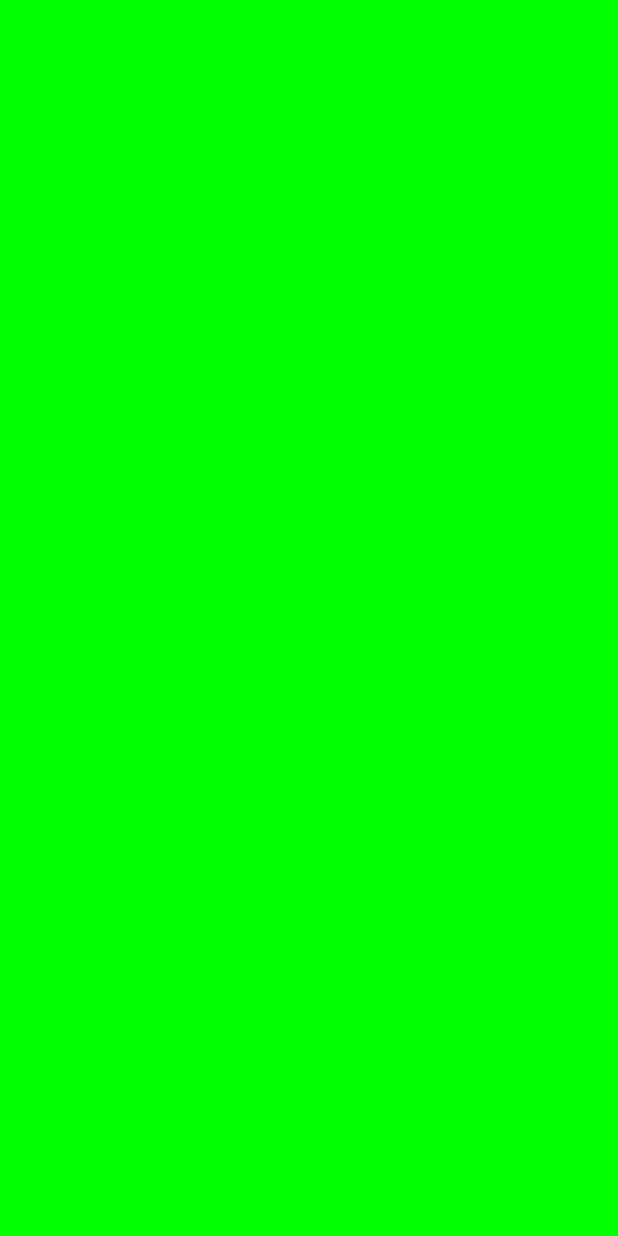
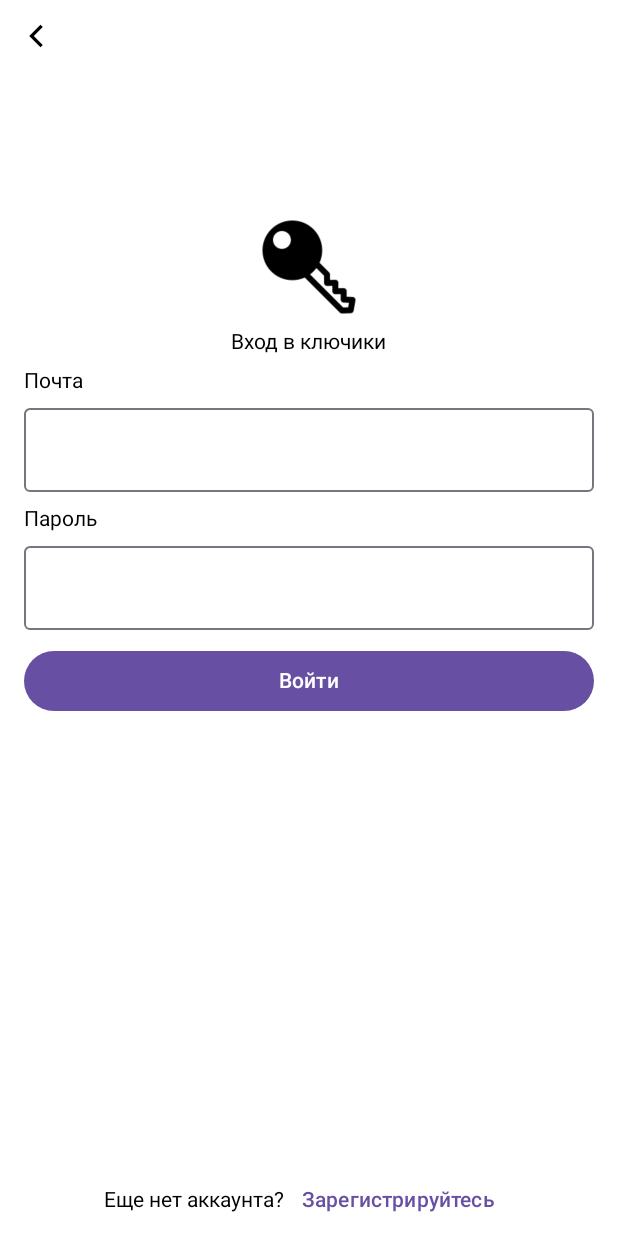
Before and after one commit to VitoMilize/RoomskeyHandler, an Android app built with Jetpack Compose: the screen it shows after launch (MainActivity), on a phone screen of 412 x 824 dp. Before the commit the screen is empty. Run offline under Robolectric (Android 15) with nearby library versions, the phone set to English and light mode, and no system bars.

Commit message:
Created loginScreen V1. Added drawables of key and back arrow.

```diff
--- a/app/src/main/java/com/example/roomskeyhandler/loginScreen.kt
+++ b/app/src/main/java/com/example/roomskeyhandler/loginScreen.kt
@@ -1,25 +1,126 @@
 package com.example.roomskeyhandler
 
+import androidx.compose.foundation.Image
 import androidx.compose.foundation.background
+import androidx.compose.foundation.layout.Arrangement
 import androidx.compose.foundation.layout.Box
-import androidx.compose.foundation.layout.fillMaxHeight
+import androidx.compose.foundation.layout.Column
+import androidx.compose.foundation.layout.Row
 import androidx.compose.foundation.layout.fillMaxSize
 import androidx.compose.foundation.layout.fillMaxWidth
 import androidx.compose.foundation.layout.padding
+import androidx.compose.foundation.layout.size
+import androidx.compose.material3.Button
+import androidx.compose.material3.Icon
+import androidx.compose.material3.IconButton
+import androidx.compose.material3.OutlinedTextField
+import androidx.compose.material3.Text
+import androidx.compose.material3.TextButton
 import androidx.compose.runtime.Composable
+import androidx.compose.runtime.getValue
+import androidx.compose.runtime.mutableStateOf
+import androidx.compose.runtime.remember
+import androidx.compose.runtime.setValue
+import androidx.compose.ui.Alignment
 import androidx.compose.ui.Modifier
+import androidx.compose.ui.graphics.Brush
 import androidx.compose.ui.graphics.Color
+import androidx.compose.ui.res.painterResource
+import androidx.compose.ui.text.TextStyle
+import androidx.compose.ui.text.input.PasswordVisualTransformation
 import androidx.compose.ui.tooling.preview.Preview
 import androidx.compose.ui.unit.dp
 
-@Preview(showBackground = true)
+@Preview
 @Composable
 fun LoginScreen() {
-    Box(modifier = Modifier
-        .fillMaxSize()
-        .background(Color.Green)
+    var loginTextValue by remember { mutableStateOf("") }
+    var passwordTextValue by remember { mutableStateOf("") }
+    val brush = remember {
+        Brush.linearGradient(
+            colors = listOf(Color.Green, Color.Gray, Color.Blue)
+        )
+    }
+
+    Box(
+        modifier = Modifier
+            .fillMaxSize()
+            .background(Color.White)
+
     ) {
+        IconButton(
+            modifier = Modifier.align(Alignment.TopStart),
+            onClick = { /*TODO*/ }) {
+            Image(
+                painter = painterResource(id = R.drawable.back_arrow),
+                contentDescription = null,
+                modifier = Modifier
+                    .size(24.dp)
+            )
+        }
 
+        Box(
+            modifier = Modifier
+                .padding(16.dp)
+                .fillMaxSize()
+        ) {
 
+            Column(
+                Modifier
+                    .align(Alignment.Center)
+                    .padding(bottom = 200.dp),
+                horizontalAlignment = Alignment.CenterHorizontally,
+                verticalArrangement = Arrangement.spacedBy(10.dp)
+            ) {
+                Icon(
+                    modifier = Modifier.size(64.dp),
+                    painter = painterResource(id = R.drawable.key_icon),
+                    contentDescription = null
+                )
+
+                Text(
+                    text = "Вход в ключики")
+                Text(
+                    modifier = Modifier.align(Alignment.Start),
+                    text = "Почта"
+                )
+                OutlinedTextField(
+                    modifier = Modifier.fillMaxWidth(),
+                    value = loginTextValue,
+                    onValueChange = { loginTextValue = it },
+                    textStyle = TextStyle(brush = brush)
+                )
+                Text(
+                    modifier = Modifier.align(Alignment.Start),
+                    text = "Пароль"
+                )
+                OutlinedTextField(
+                    modifier = Modifier.fillMaxWidth(),
+                    value = passwordTextValue,
+                    onValueChange = { passwordTextValue = it },
+                    textStyle = TextStyle(brush = brush),
+                    visualTransformation = PasswordVisualTransformation()
+                )
+
+                Button(
+                    modifier = Modifier.fillMaxWidth(),
+                    onClick = { /*TODO*/ }
+                ) {
+                    Text(text = "Войти")
+                }
+            }
+        }
+
+        Row(
+            Modifier.align(Alignment.BottomCenter),
+            verticalAlignment = Alignment.CenterVertically
+        ) {
+            Text(text = "Еще нет аккаунта?")
+            TextButton(
+                onClick = { /*TODO*/ },
+            ) {
+                Text(text = "Зарегистрируйтесь")
+            }
+        }
     }
 }
--- /dev/null
+++ b/app/src/main/res/drawable/back_arrow.xml
@@ -0,0 +1,9 @@
+<vector xmlns:android="http://schemas.android.com/apk/res/android"
+    android:width="512dp"
+    android:height="512dp"
+    android:viewportWidth="512"
+    android:viewportHeight="512">
+  <path
+      android:fillColor="#FF000000"
+      android:pathData="M352,128.4l-32.3,-32.4l-159.7,160l0,0l0,0l159.7,160l32.3,-32.4l-127.3,-127.6z"/>
+</vector>
--- /dev/null
+++ b/app/src/main/res/xml/backup_rules.xml
@@ -0,0 +1,4 @@
+<?xml version="1.0" encoding="utf-8"?>
+<PreferenceScreen xmlns:android="http://schemas.android.com/apk/res/android">
+
+</PreferenceScreen>
--- /dev/null
+++ b/app/src/main/res/xml/data_extraction_rules.xml
@@ -0,0 +1,4 @@
+<?xml version="1.0" encoding="utf-8"?>
+<PreferenceScreen xmlns:android="http://schemas.android.com/apk/res/android">
+
+</PreferenceScreen>
```
Also changed, not shown: app/src/main/res/drawable/key_icon.png (added).
